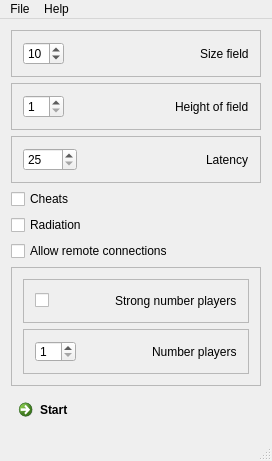
anonymouse1/Labyrus, file ServerGui/mainwindow.ui: the form before one commit.
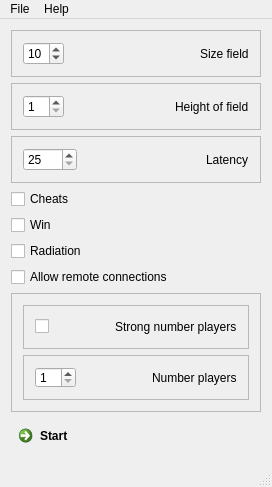
The form after the commit.

What changed in the file:
```diff
--- a/ServerGui/mainwindow.ui
+++ b/ServerGui/mainwindow.ui
@@ -154,6 +154,13 @@
       </property>
      </widget>
     </item>
+    <item>
+     <widget class="QCheckBox" name="win">
+      <property name="text">
+       <string>Win</string>
+      </property>
+     </widget>
+    </item>
     <item>
      <widget class="QCheckBox" name="radiation">
       <property name="text">
```
